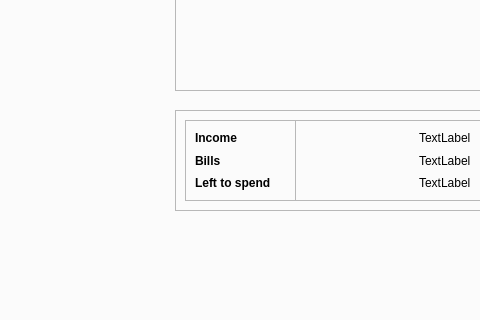
First picture: the form in resources/ui/main_tabs.ui, repository jt-thorpe/flow, before the edit; both pictures show x 208 to 688 and y 361 to 681 of the 1200 by 900 pixel window.
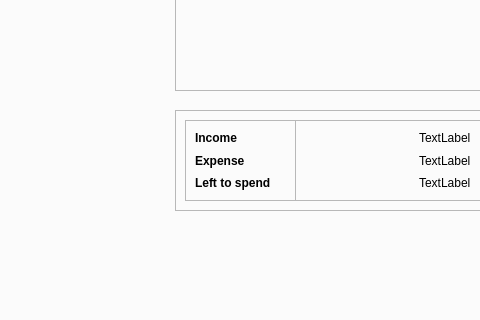
Second picture: the form after the edit.

Commit message: chore: change bills label name

```diff
--- a/resources/ui/main_tabs.ui
+++ b/resources/ui/main_tabs.ui
@@ -281,7 +281,7 @@
               </font>
              </property>
              <property name="text">
-              <string>Bills</string>
+              <string>Expense</string>
              </property>
             </widget>
            </item>
```
The commit also changes 2 other files.
